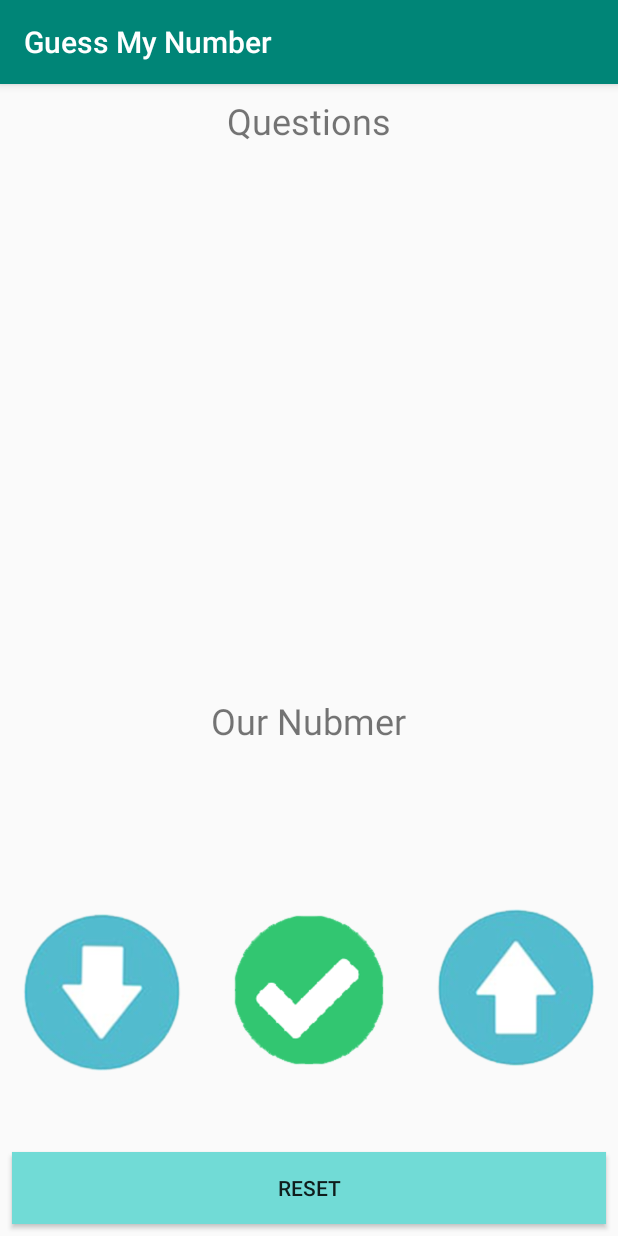
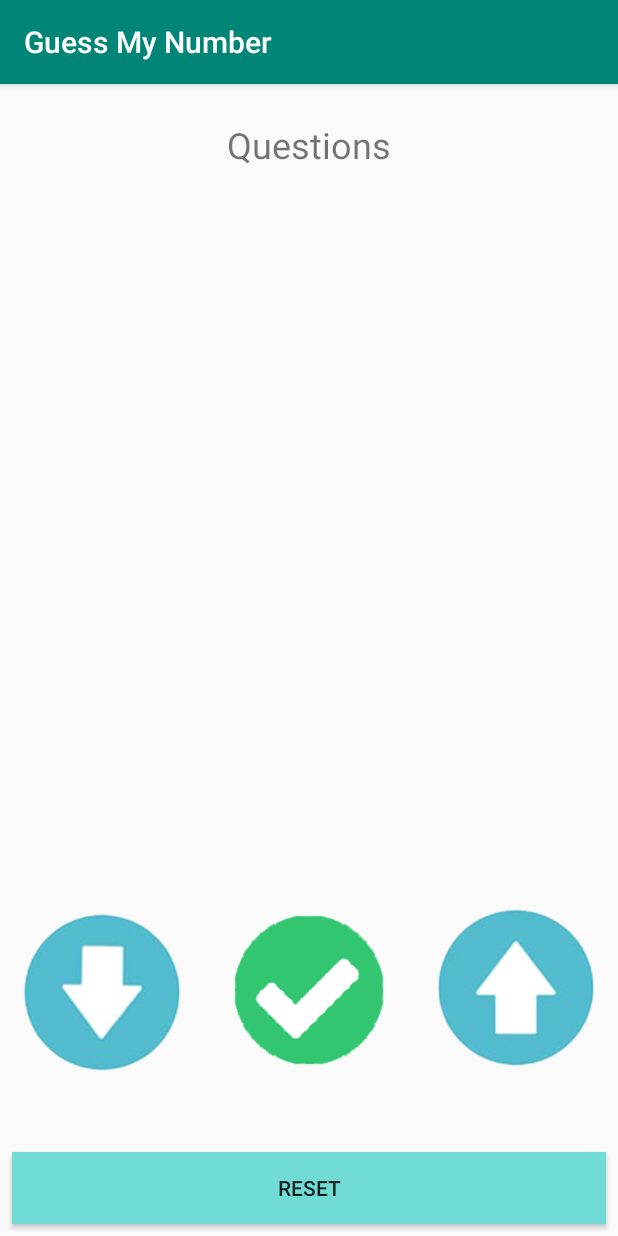
Before and after one commit to abhishekrnjn/guessMyNumber, an Android app: the screen it shows after launch (MainActivity), on a phone screen of 412 x 824 dp. Run offline under Robolectric (Android 15) with nearby library versions, the phone set to English and light mode, and no system bars.

```diff
--- a/app/src/main/res/layout/activity_main.xml
+++ b/app/src/main/res/layout/activity_main.xml
@@ -7,9 +7,12 @@
     tools:context=".MainActivity">
 
     <TextView
+        android:id="@+id/questions_textview"
         android:layout_width="wrap_content"
         android:layout_height="wrap_content"
-        android:layout_margin="8dp"
+        android:layout_marginTop="24dp"
+        android:layout_marginStart="8dp"
+        android:layout_marginEnd="8dp"
         android:text="@string/screen_top_text"
         android:layout_centerHorizontal="true"
         android:layout_alignParentTop="true"
@@ -32,9 +35,11 @@
         />
 
     <androidx.appcompat.widget.AppCompatTextView
+        android:id="@+id/guessed_number_text"
         android:layout_width="wrap_content"
         android:layout_height="wrap_content"
         android:text="Our Nubmer"
+        android:visibility="invisible"
         android:layout_margin="8dp"
         android:layout_centerHorizontal="true"
         android:textSize="24sp"
@@ -55,6 +60,7 @@
             android:layout_height="wrap_content"
             android:src="@drawable/downward_arrow"
             android:layout_weight="2"
+            android:onClick="downArrow"
         />
 
         <androidx.appcompat.widget.AppCompatImageView
@@ -62,6 +68,7 @@
             android:layout_height="wrap_content"
             android:src="@drawable/success"
             android:layout_weight="2"
+            android:onClick="successFunction"
             />
 
         <androidx.appcompat.widget.AppCompatImageView
@@ -69,6 +76,7 @@
             android:layout_height="wrap_content"
             android:src="@drawable/upward_arrow"
             android:layout_weight="2"
+            android:onClick="upArrow"
             />
 
 
@@ -84,6 +92,7 @@
         android:layout_alignParentBottom="true"
         android:background="#71DBD6"
         android:layout_margin="8dp"
+        android:onClick="reset"
         />
 
 
--- a/app/src/main/res/values/strings.xml
+++ b/app/src/main/res/values/strings.xml
@@ -3,4 +3,17 @@
     <string name="screen_top_text">Questions</string>
     <string name="reset_button">Reset</string>
     <string name="success_text">Success</string>
+
+    <string name="guessed_number"> Your number is %d</string>
+
+    <string name="number_one">Is your number 1?</string>
+    <string name="number_two">Is your number 2?</string>
+    <string name="number_three">Is your number 3?</string>
+    <string name="number_four">Is your number 4?</string>
+    <string name="number_five">Is your number 5?</string>
+    <string name="number_six">Is your number 6?</string>
+    <string name="number_seven">Is your number 7?</string>
+    <string name="number_eight">Is your number 8? </string>
+    <string name="number_nine">Is your number 9?</string>
+    <string name="number_ten">Is your number 10? </string>
 </resources>
```
Also changed, not shown: app/src/main/java/com/example/guessmynumber/MainActivity.kt (+73 -0 lines).
